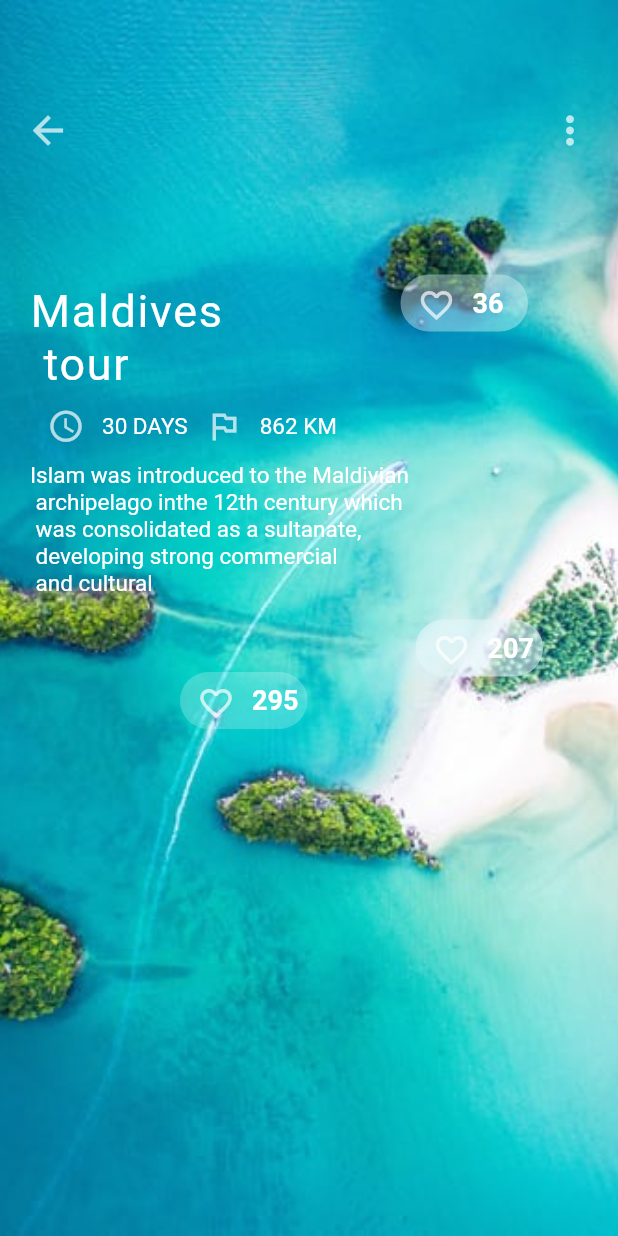
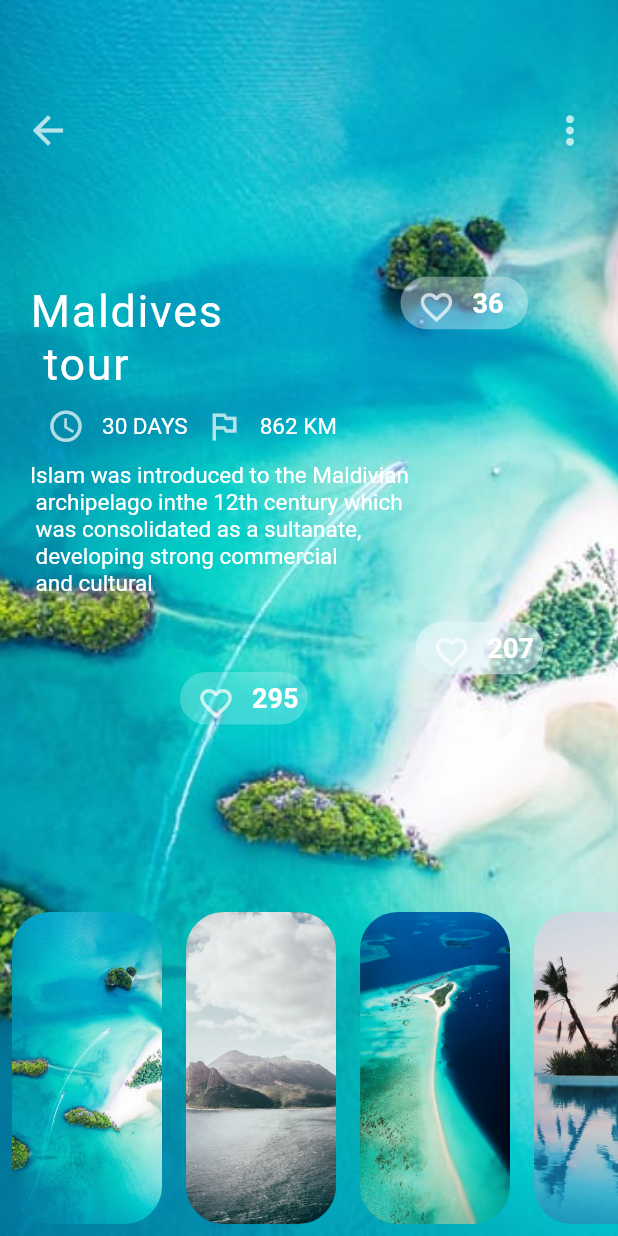
Before and after one commit to Sanaebadi97/Tour-Flutter-App, a Flutter app: the DetailsPage screen opened directly, on a phone screen of 412 x 824 dp. Run offline on Flutter 3.47's test engine with Material 2 defaults, Android fonts, the phone set to English and light mode, and no system bars; our stand-ins replace flutter_rating_bar; Roboto replaces fonts that are missing (SourceSansPro-Regular).

Commit message:
complete design page ui

```diff
--- a/lib/pages/details_page.dart
+++ b/lib/pages/details_page.dart
@@ -55,7 +55,7 @@ class _DetailsPageState extends State<DetailsPage> {
                   color: Color(0x66e0f7fa),
                   borderRadius: BorderRadius.all(Radius.circular(25))),
               width: 85,
-              height: 38,
+              height: 35,
               child: Row(
                 children: <Widget>[
                   IconButton(
@@ -134,15 +134,15 @@ class _DetailsPageState extends State<DetailsPage> {
                     ],
                   ),
                 ),
-                Text('Islam was introduced to the Maldivian\n archipelago inthe 12th century which \n was consolidated as a sultanate,\n developing strong commercial \n and cultural  ',
+                Text(
+                    'Islam was introduced to the Maldivian\n archipelago inthe 12th century which \n was consolidated as a sultanate,\n developing strong commercial \n and cultural  ',
                     style: TextStyle(
-                      textBaseline: TextBaseline.alphabetic,
+                        textBaseline: TextBaseline.alphabetic,
                         color: Colors.white,
                         fontSize: 15,
                         fontFamily: "SourceSansPro-Regular")),
-
                 Padding(
-                  padding: const EdgeInsets.only(top: 50,left: 100),
+                  padding: const EdgeInsets.only(top: 50, left: 100),
                   child: Align(
                     alignment: Alignment.centerLeft,
                     child: Container(
@@ -152,7 +152,7 @@ class _DetailsPageState extends State<DetailsPage> {
                           color: Color(0x44e0f7fa),
                           borderRadius: BorderRadius.all(Radius.circular(25))),
                       width: 85,
-                      height: 38,
+                      height: 35,
                       child: Row(
                         children: <Widget>[
                           IconButton(
@@ -174,25 +174,22 @@ class _DetailsPageState extends State<DetailsPage> {
                     ),
                   ),
                 ),
-
-
               ],
             ),
           ),
-        ) ,
-
+        ),
         Padding(
-          padding: const EdgeInsets.only(top: 40,right: 50),
+          padding: const EdgeInsets.only(top: 40, right: 50),
           child: Align(
             alignment: Alignment.centerRight,
             child: Container(
               alignment: Alignment.centerRight,
               decoration: BoxDecoration(
-                shape: BoxShape.rectangle,
+                  shape: BoxShape.rectangle,
                   color: Color(0x99e0f7fa),
                   borderRadius: BorderRadius.all(Radius.circular(25))),
               width: 85,
-              height: 38,
+              height: 35,
               child: Row(
                 children: <Widget>[
                   IconButton(
@@ -213,7 +210,79 @@ class _DetailsPageState extends State<DetailsPage> {
               ),
             ),
           ),
-        )
+        ),
+        Padding(
+          padding: const EdgeInsets.only(top: 600),
+          child: Align(
+            alignment: Alignment.bottomLeft,
+            child: ListView(
+              scrollDirection: Axis.horizontal,
+              children: <Widget>[
+                Padding(
+                  padding: const EdgeInsets.all(8.0),
+                  child: ClipRRect(
+                    borderRadius: BorderRadius.circular(25),
+                    child: Image.asset(
+                      'assets/images/pic7.jpeg',
+                      width: 100,
+                      height: 100,
+                      fit: BoxFit.cover,
+                    ),
+                  ),
+                ),
+                Padding(
+                  padding: const EdgeInsets.all(8.0),
+                  child: ClipRRect(
+                    borderRadius: BorderRadius.circular(25),
+                    child: Image.asset(
+                      'assets/images/pic9.jpeg',
+                      width: 100,
+                      height: 100,
+                      fit: BoxFit.cover,
+                    ),
+                  ),
+                ),
+                Padding(
+                  padding: const EdgeInsets.all(8.0),
+                  child: ClipRRect(
+                    borderRadius: BorderRadius.circular(25),
+                    child: Image.asset(
+                      'assets/images/pic11.jpeg',
+                      width: 100,
+                      height: 100,
+                      fit: BoxFit.cover,
+                    ),
+                  ),
+                ),
+                Padding(
+                  padding: const EdgeInsets.all(8.0),
+                  child: ClipRRect(
+                    borderRadius: BorderRadius.circular(25),
+                    child: Image.asset(
+                      'assets/images/pic12.jpeg',
+                      width: 100,
+                      height: 100,
+                      fit: BoxFit.cover,
+                    ),
+                  ),
+                ),
+                Padding(
+                  padding: const EdgeInsets.all(8.0),
+                  child: ClipRRect(
+
+                    borderRadius: BorderRadius.circular(25),
+                    child: Image.asset(
+                      'assets/images/pic13.jpeg',
+                      width: 100,
+                      height: 100,
+                      fit: BoxFit.cover,
+                    ),
+                  ),
+                )
+              ],
+            ),
+          ),
+        ),
       ]),
     );
   }
```
